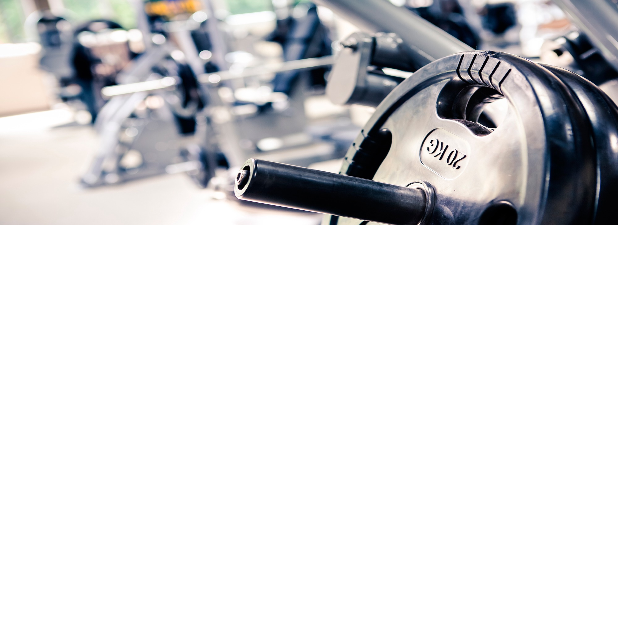
After one commit to lucasdemicco/LealAppsTeste, an Android app: the TreinosActivity screen opened directly, with no data from a screen before it, on a phone screen of 412 x 824 dp, the top half of it. The commit adds this screen. Run offline under Robolectric (Android 15) with nearby library versions, the phone set to English and light mode, and no system bars.

Commit message:
"Add Trienos e Anotações Activity"

```diff
--- a/app/build.gradle
+++ b/app/build.gradle
@@ -38,7 +38,7 @@ apply plugin: 'com.google.gms.google-services'
 dependencies {
 
     implementation 'androidx.appcompat:appcompat:1.3.0'
-    implementation 'com.google.android.material:material:1.4.0-rc01'
+    implementation 'com.google.android.material:material:1.2.0-alpha02'
     implementation 'androidx.constraintlayout:constraintlayout:2.0.4'
     implementation 'org.jetbrains:annotations:15.0'
     implementation 'org.jetbrains:annotations:15.0'
--- a/app/src/main/AndroidManifest.xml
+++ b/app/src/main/AndroidManifest.xml
@@ -9,11 +9,13 @@
         android:roundIcon="@mipmap/ic_launcher_round"
         android:supportsRtl="true"
         android:theme="@style/Theme.LealAppsTeste">
+        <activity android:name="View.AnotacoesActivity"></activity>
+        <activity android:name="View.TreinosActivity" />
         <activity
             android:name="View.PrincipalActivity"
             android:label="@string/title_activity_principal"
-            android:theme="@style/Theme.LealAppsTeste.NoActionBar"
-            android:screenOrientation="sensor"/>
+            android:screenOrientation="sensor"
+            android:theme="@style/Theme.LealAppsTeste.NoActionBar" />
         <activity
             android:name="View.CadastrarActivity"
             android:screenOrientation="sensor" />
--- /dev/null
+++ b/app/src/main/java/View/TreinosActivity.java
@@ -0,0 +1,16 @@
+package View;
+
+import android.os.Bundle;
+
+import androidx.appcompat.app.AppCompatActivity;
+
+import com.lucas.lealappsteste.R;
+
+public class TreinosActivity extends AppCompatActivity {
+
+    @Override
+    protected void onCreate(Bundle savedInstanceState) {
+        super.onCreate(savedInstanceState);
+        setContentView(R.layout.activity_treinos);
+    }
+}
--- /dev/null
+++ b/app/src/main/res/layout/activity_treinos.xml
@@ -0,0 +1,24 @@
+<?xml version="1.0" encoding="utf-8"?>
+<androidx.appcompat.widget.LinearLayoutCompat xmlns:android="http://schemas.android.com/apk/res/android"
+    xmlns:app="http://schemas.android.com/apk/res-auto"
+    xmlns:tools="http://schemas.android.com/tools"
+    android:layout_width="match_parent"
+    android:layout_height="match_parent"
+    android:orientation="vertical"
+    tools:context="View.TreinosActivity">
+
+
+    <LinearLayout
+        android:layout_width="match_parent"
+        android:layout_height="150dp"
+        android:orientation="horizontal">
+
+        <ImageView
+            android:layout_width="wrap_content"
+            android:layout_height="wrap_content"
+            android:background="@drawable/Academias"
+            android:scaleType="centerCrop"/>
+    </LinearLayout>
+
+
+</androidx.appcompat.widget.LinearLayoutCompat>
```
Also changed, not shown: app/src/main/java/View/AnotacoesActivity.java (added, +16 -0 lines), app/src/main/java/View/PrincipalActivity.java (+12 -11 lines), app/src/main/res/layout/activity_anotacoes.xml (added, +9 -0 lines), app/src/main/res/layout/activity_principal.xml (+6 -2 lines), app/src/main/res/drawable/Academias.jpeg (added).
